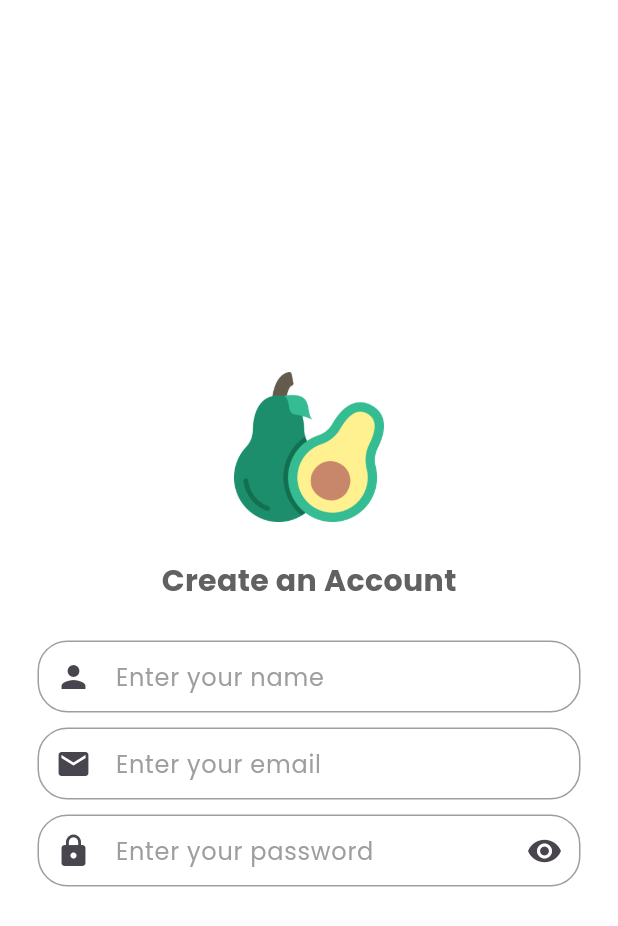
After one commit to hollali/grocery_application, a Flutter app: the SignupPage screen opened directly, on a phone screen of 412 x 824 dp. The commit adds this screen. Shown: the top 926 px of the screen. Run offline on Flutter 3.47's test engine with Material 3 defaults, Android fonts, the phone set to English and light mode, and no system bars.

Commit message:
Add SignupPage with form fields for user registration

```diff
--- a/lib/pages/login_page.dart
+++ b/lib/pages/login_page.dart
@@ -164,7 +164,7 @@ class LoginPage extends StatelessWidget {
                     color: Color(0xFF1C8E6B),
                   ),
                 ),
-                const SizedBox(height: 4),
+                const SizedBox(height: 10),
                 GestureDetector(
                   // onTap () => Navigator.pushReplacement(
                   //context,
--- /dev/null
+++ b/lib/pages/signup_page.dart
@@ -0,0 +1,89 @@
+import 'package:flutter/material.dart';
+import 'package:grocery_application/assets/components/my_button.dart';
+import 'package:grocery_application/assets/components/my_textfield.dart';
+import 'package:grocery_application/assets/components/square_tile.dart';
+import 'package:grocery_application/pages/login_page.dart';
+
+class SignupPage extends StatelessWidget {
+  SignupPage({super.key});
+
+  //* text editing controllers
+  final nameController = TextEditingController();
+  final emailController = TextEditingController();
+  final passwordController = TextEditingController();
+  final confirmPasswordController = TextEditingController();
+
+  //* sign up function
+  void signUserUp() {
+    // sign up logic here
+  }
+
+  @override
+  Widget build(BuildContext context) {
+      return Scaffold(
+        backgroundColor: Colors.white,
+        body: SafeArea(child: Container(
+          height: MediaQuery.of(context).size.height,
+          child: Center(
+            child: SingleChildScrollView(
+              child: Column(
+                mainAxisAlignment: MainAxisAlignment.center,
+                children: [
+                  const SizedBox(height: 25,),
+
+                  //* Logo
+                  Image.asset('lib/assets/logo/logo - 1.png',
+                  height: 100,
+                  ),
+                  const SizedBox(height: 25,),
+
+                  //* Create an Account
+                  Text('Create an Account',
+                  style: TextStyle(
+                    color: Colors.grey[700],
+                    fontSize: 20,
+                    fontFamily: 'Poppins',
+                    fontWeight: FontWeight.bold,
+                  ),
+                  ),
+
+                  const SizedBox(height: 25,),
+
+                  //* name text field
+                  MyTextField(
+                    controller: nameController,
+                    hintText: 'Enter your name',
+                    obscureText: false,
+                    textStyle: TextStyle(fontFamily: 'Poppins'),
+                    prefixIcon: Icons.person,
+                  ),
+                  const SizedBox(height: 10,),
+
+                  //* email text field
+                  MyTextField(
+                    controller: emailController,
+                    hintText: 'Enter your email',
+                    obscureText: false,
+                    textStyle: TextStyle(fontFamily: 'Poppins'),
+                    prefixIcon: Icons.email,
+                  ),
+                  const SizedBox(height: 10,),
+
+                  //* password text field
+                  MyTextField(
+                    controller: passwordController,
+                    hintText: 'Enter your password',
+                    obscureText: true,
+                    textStyle: TextStyle(fontFamily: 'Poppins'),
+                    prefixIcon: Icons.lock,
+                  ),
+                  const SizedBox(height: 10,),
+
+
+                ],
+              ),
+            ),),
+        )),
+      );
+  }
+}
```
